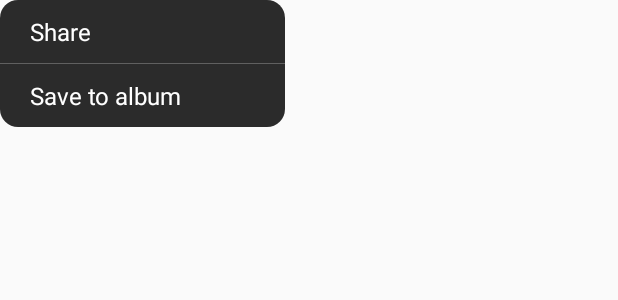
After one commit to devallever/TextCard, an Android app: the layout pop_export.xml on its own in the app's theme, with its tools: preview values and no code run, on a phone screen of 412 x 824 dp. The commit adds this screen. Shown: the top 300 px of the screen. Run offline under Robolectric (Android 15) with nearby library versions, the phone set to English and light mode, and no system bars.

Commit message:
feature: save

```diff
--- a/app/src/main/AndroidManifest.xml
+++ b/app/src/main/AndroidManifest.xml
@@ -1,6 +1,12 @@
 <?xml version="1.0" encoding="utf-8"?>
 <manifest xmlns:android="http://schemas.android.com/apk/res/android"
     xmlns:tools="http://schemas.android.com/tools">
+
+
+    <uses-permission android:name="android.permission.READ_MEDIA_IMAGES" />
+    <!-- Required to maintain app compatibility. -->
+    <uses-permission android:name="android.permission.WRITE_EXTERNAL_STORAGE"
+        android:maxSdkVersion="32" />
 
     <application
         android:name=".App"
--- /dev/null
+++ b/app/src/main/res/drawable/shape_pop_exoort_bg.xml
@@ -0,0 +1,8 @@
+<?xml version="1.0" encoding="utf-8"?>
+<shape xmlns:android="http://schemas.android.com/apk/res/android"
+    android:shape="rectangle">
+    <solid android:color="@color/color_2B2B2B" />
+
+    <corners android:radius="12dp" />
+
+</shape>
--- /dev/null
+++ b/app/src/main/res/layout/pop_export.xml
@@ -0,0 +1,46 @@
+<?xml version="1.0" encoding="utf-8"?>
+<androidx.constraintlayout.widget.ConstraintLayout xmlns:android="http://schemas.android.com/apk/res/android"
+    xmlns:app="http://schemas.android.com/apk/res-auto"
+    android:layout_width="200dp"
+    android:layout_height="wrap_content">
+
+    <androidx.constraintlayout.widget.ConstraintLayout
+        app:layout_constraintTop_toTopOf="parent"
+        android:layout_width="match_parent"
+        android:layout_height="wrap_content"
+        android:layout_marginEnd="10dp"
+        android:background="@drawable/shape_pop_exoort_bg">
+
+        <TextView
+            android:id="@+id/btnShare"
+            android:layout_width="match_parent"
+            android:layout_height="42dp"
+            android:gravity="center_vertical"
+            android:paddingHorizontal="20dp"
+            android:text="@string/share"
+            android:textColor="@color/white"
+            android:textSize="16sp"
+            app:layout_constraintLeft_toLeftOf="parent"
+            app:layout_constraintTop_toTopOf="parent" />
+
+        <View
+            android:id="@+id/line"
+            android:layout_width="match_parent"
+            android:layout_height="0.5dp"
+            android:background="@color/color_40ffffff"
+            app:layout_constraintTop_toBottomOf="@+id/btnShare" />
+
+        <TextView
+            android:id="@+id/btnSave"
+            android:layout_width="match_parent"
+            android:layout_height="42dp"
+            android:gravity="center_vertical"
+            android:paddingHorizontal="20dp"
+            android:text="@string/save_to_album"
+            android:textColor="@color/white"
+            android:textSize="16sp"
+            app:layout_constraintTop_toBottomOf="@+id/line" />
+
+    </androidx.constraintlayout.widget.ConstraintLayout>
+
+</androidx.constraintlayout.widget.ConstraintLayout>
--- a/app/src/main/res/values/colors.xml
+++ b/app/src/main/res/values/colors.xml
@@ -43,5 +43,6 @@
     <color name="color_F5F5F5">#F5F5F5</color>
     <color name="color_0A0A0A">#0A0A0A</color>
     <color name="color_171717">#171717</color>
+    <color name="color_2B2B2B">#2B2B2B</color>
 
 </resources>
--- a/app/src/main/res/values/strings.xml
+++ b/app/src/main/res/values/strings.xml
@@ -14,4 +14,6 @@
     <string name="title_hint">Title here</string>
     <string name="text_hint">Text here</string>
     <string name="author_hint">Author/Quote here...</string>
+    <string name="share">Share</string>
+    <string name="save_to_album">Save to album</string>
 </resources>
```
Also changed, not shown: app/src/main/java/com/text/card/helper/MediaHelper.kt (added, +272 -0 lines), app/src/main/java/com/text/card/helper/PermissionHelper.kt (added, +103 -0 lines), app/src/main/java/com/text/card/ui/EditActivity.kt (+129 -0 lines).
